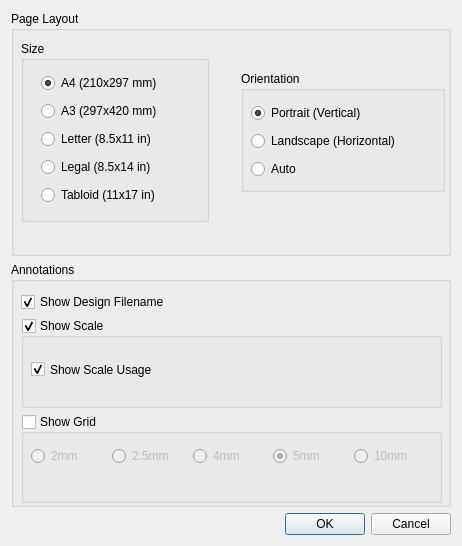
This is src/gui/ExportPdfDialog.ui in openscad/openscad as Qt 5 draws it before an edit. The edited form follows.
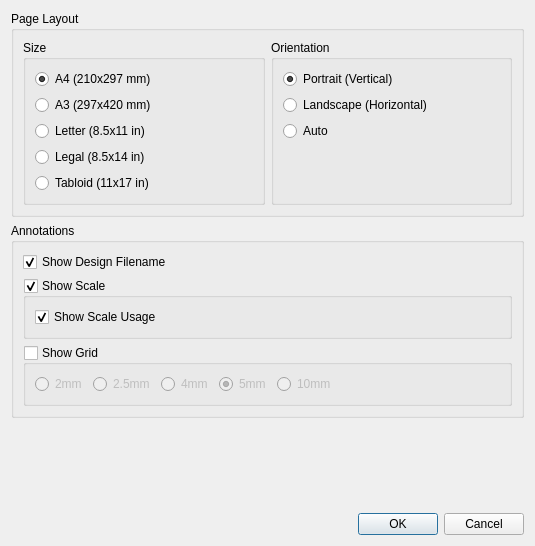
This is the edited form.

Commit message: Add export dialog for 3MF.

Patch:
```diff
--- a/src/gui/ExportPdfDialog.ui
+++ b/src/gui/ExportPdfDialog.ui
@@ -6,7 +6,7 @@
    <rect>
     <x>0</x>
     <y>0</y>
-    <width>462</width>
+    <width>535</width>
     <height>546</height>
    </rect>
   </property>
@@ -19,36 +19,23 @@
   <property name="windowTitle">
    <string>Export PDF Options</string>
   </property>
-  <layout class="QVBoxLayout" name="verticalLayout">
+  <layout class="QVBoxLayout" name="verticalLayout" stretch="0,0,1,0">
    <item>
     <widget class="QGroupBox" name="groupPage">
      <property name="title">
       <string>Page Layout</string>
      </property>
+     <layout class="QHBoxLayout" name="horizontalLayout">
+      <item>
      <widget class="QGroupBox" name="groupSize">
-      <property name="geometry">
-       <rect>
-        <x>10</x>
-        <y>30</y>
-        <width>188</width>
-        <height>181</height>
-       </rect>
-      </property>
       <property name="toolTip">
        <string>&lt;html&gt;&lt;head/&gt;&lt;body&gt;&lt;p&gt;Set the PDF page (paper) size.  &lt;/p&gt;&lt;/body&gt;&lt;/html&gt;</string>
       </property>
       <property name="title">
        <string>Size</string>
       </property>
-      <widget class="QWidget" name="layoutWidgetSize">
-       <property name="geometry">
-        <rect>
-         <x>20</x>
-         <y>30</y>
-         <width>148</width>
-         <height>141</height>
-        </rect>
-       </property>
+        <layout class="QVBoxLayout" name="verticalLayout_3">
+         <item>
        <layout class="QVBoxLayout" name="vLayoutSize">
         <item>
          <widget class="QRadioButton" name="rbS_A4">
@@ -104,32 +91,20 @@
          </widget>
         </item>
        </layout>
-      </widget>
-     </widget>
+         </item>
+        </layout>
+       </widget>
+      </item>
+      <item>
      <widget class="QGroupBox" name="groupOrientation">
-      <property name="geometry">
-       <rect>
-        <x>230</x>
-        <y>60</y>
-        <width>204</width>
-        <height>121</height>
-       </rect>
-      </property>
       <property name="toolTip">
        <string>&lt;html&gt;&lt;head/&gt;&lt;body&gt;&lt;p&gt;Set the direction of the largest page dimension.&lt;/p&gt;&lt;/body&gt;&lt;/html&gt;</string>
       </property>
       <property name="title">
        <string>Orientation</string>
       </property>
-      <widget class="QWidget" name="layoutWidgetOrientation">
-       <property name="geometry">
-        <rect>
-         <x>10</x>
-         <y>30</y>
-         <width>184</width>
-         <height>83</height>
-        </rect>
-       </property>
+        <layout class="QVBoxLayout" name="verticalLayout_4">
+         <item>
        <layout class="QVBoxLayout" name="vLayoutOrient">
         <item>
          <widget class="QRadioButton" name="rbOPort">
@@ -168,8 +143,24 @@
          </widget>
         </item>
        </layout>
-      </widget>
-     </widget>
+         </item>
+         <item>
+          <spacer name="verticalSpacer">
+           <property name="orientation">
+            <enum>Qt::Vertical</enum>
+           </property>
+           <property name="sizeHint" stdset="0">
+            <size>
+             <width>20</width>
+             <height>40</height>
+            </size>
+           </property>
+          </spacer>
+         </item>
+        </layout>
+       </widget>
+      </item>
+     </layout>
     </widget>
    </item>
    <item>
@@ -177,15 +168,8 @@
      <property name="title">
       <string>Annotations</string>
      </property>
-     <widget class="QWidget" name="layoutWidgetAnnotations">
-      <property name="geometry">
-       <rect>
-        <x>10</x>
-        <y>30</y>
-        <width>421</width>
-        <height>211</height>
-       </rect>
-      </property>
+     <layout class="QVBoxLayout" name="verticalLayout_2">
+      <item>
       <layout class="QVBoxLayout" name="vLayoutAnnot">
        <item>
         <widget class="QCheckBox" name="cbDsnFn">
@@ -211,15 +195,9 @@
          <property name="checkable">
           <bool>true</bool>
          </property>
+          <layout class="QVBoxLayout" name="verticalLayout_6">
+           <item>
          <widget class="QCheckBox" name="cbScaleUsg">
-          <property name="geometry">
-           <rect>
-            <x>10</x>
-            <y>40</y>
-            <width>161</width>
-            <height>23</height>
-           </rect>
-          </property>
           <property name="toolTip">
            <string>&lt;html&gt;&lt;head/&gt;&lt;body&gt;&lt;p&gt;Include text describing usage of scale.&lt;/p&gt;&lt;/body&gt;&lt;/html&gt;</string>
           </property>
@@ -230,6 +208,8 @@
            <bool>true</bool>
           </property>
          </widget>
+           </item>
+          </layout>
         </widget>
        </item>
        <item>
@@ -246,15 +226,8 @@
          <property name="checked">
           <bool>false</bool>
          </property>
-         <widget class="QWidget" name="layoutWidgetGrid">
-          <property name="geometry">
-           <rect>
-            <x>10</x>
-            <y>30</y>
-            <width>398</width>
-            <height>25</height>
-           </rect>
-          </property>
+          <layout class="QVBoxLayout" name="verticalLayout_5">
+           <item>
           <layout class="QHBoxLayout" name="hLayoutGrid">
            <item>
             <widget class="QRadioButton" name="rbGs_2mm">
@@ -309,13 +282,41 @@
              </attribute>
             </widget>
            </item>
-          </layout>
+             <item>
+              <spacer name="horizontalSpacer">
+               <property name="orientation">
+                <enum>Qt::Horizontal</enum>
+               </property>
+               <property name="sizeHint" stdset="0">
+                <size>
+                 <width>40</width>
+                 <height>20</height>
+                </size>
+               </property>
+              </spacer>
+             </item>
+            </layout>
+           </item>
+          </layout>
          </widget>
-        </widget>
-       </item>
-      </layout>
-     </widget>
-    </widget>
+        </item>
+       </layout>
+      </item>
+     </layout>
+    </widget>
+   </item>
+   <item>
+    <spacer name="verticalSpacerPdfDialog">
+     <property name="orientation">
+      <enum>Qt::Vertical</enum>
+     </property>
+     <property name="sizeHint" stdset="0">
+      <size>
+       <width>20</width>
+       <height>40</height>
+      </size>
+     </property>
+    </spacer>
    </item>
    <item>
     <widget class="QDialogButtonBox" name="buttonBox">
```
Lines whose indentation alone changed are shown as unchanged. The commit also changes 31 other files.
